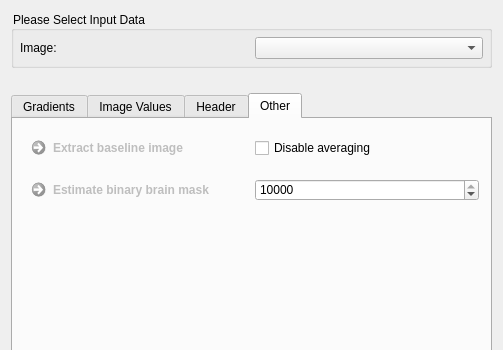
The window that Plugins/org.mitk.gui.qt.diffusionimaging.preprocessing/src/internal/QmitkPreprocessingViewControls.ui (MIC-DKFZ/MITK-Diffusion) describes before a commit, drawn with Qt 5; both pictures show x 0 to 503 and y 0 to 350 of the 503 by 1001 pixel window.
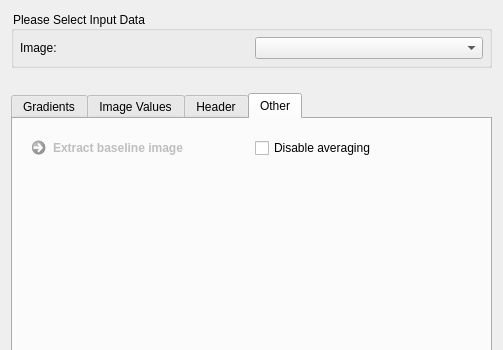
The same window after the commit. The open tabs and pages were chosen to show the change. Custom widgets are drawn as their Qt base class.

Commit message: remove old brain mask extraction

The edit to the form file:
```diff
--- a/Plugins/org.mitk.gui.qt.diffusionimaging.preprocessing/src/internal/QmitkPreprocessingViewControls.ui
+++ b/Plugins/org.mitk.gui.qt.diffusionimaging.preprocessing/src/internal/QmitkPreprocessingViewControls.ui
@@ -1676,38 +1676,6 @@
       </attribute>
       <layout class="QGridLayout" name="gridLayout_9">
        <item row="1" column="0">
-        <widget class="QCommandLinkButton" name="m_ExtractBrainMask">
-         <property name="enabled">
-          <bool>false</bool>
-         </property>
-         <property name="toolTip">
-          <string>If multiple baseline acquisitions are present, the default behaviour is to output an averaged image.</string>
-         </property>
-         <property name="statusTip">
-          <string/>
-         </property>
-         <property name="whatsThis">
-          <string notr="true"/>
-         </property>
-         <property name="text">
-          <string>Estimate binary brain mask</string>
-         </property>
-        </widget>
-       </item>
-       <item row="1" column="1">
-        <widget class="QSpinBox" name="m_BrainMaskIterationsBox">
-         <property name="toolTip">
-          <string>Maximum number of iterations.</string>
-         </property>
-         <property name="maximum">
-          <number>10000</number>
-         </property>
-         <property name="value">
-          <number>10000</number>
-         </property>
-        </widget>
-       </item>
-       <item row="2" column="0">
         <spacer name="verticalSpacer_3">
          <property name="orientation">
           <enum>Qt::Vertical</enum>
```
Left out of the diff: 26 changed lines with no effect on the pictures. The commit also changes 5 other files.
